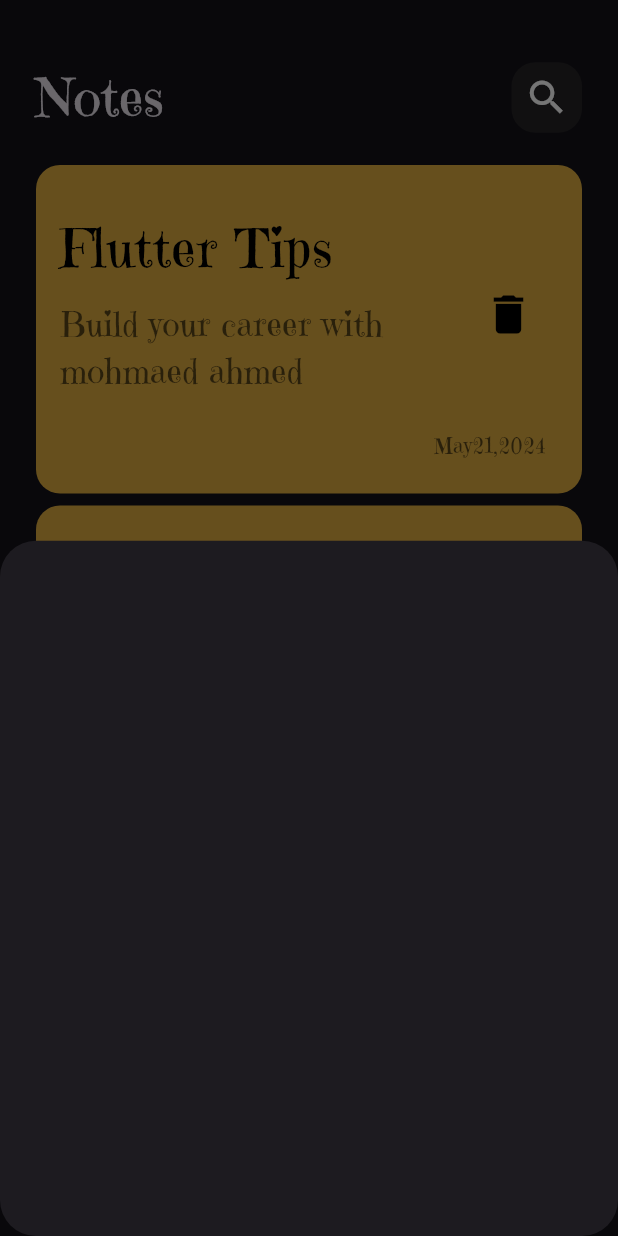
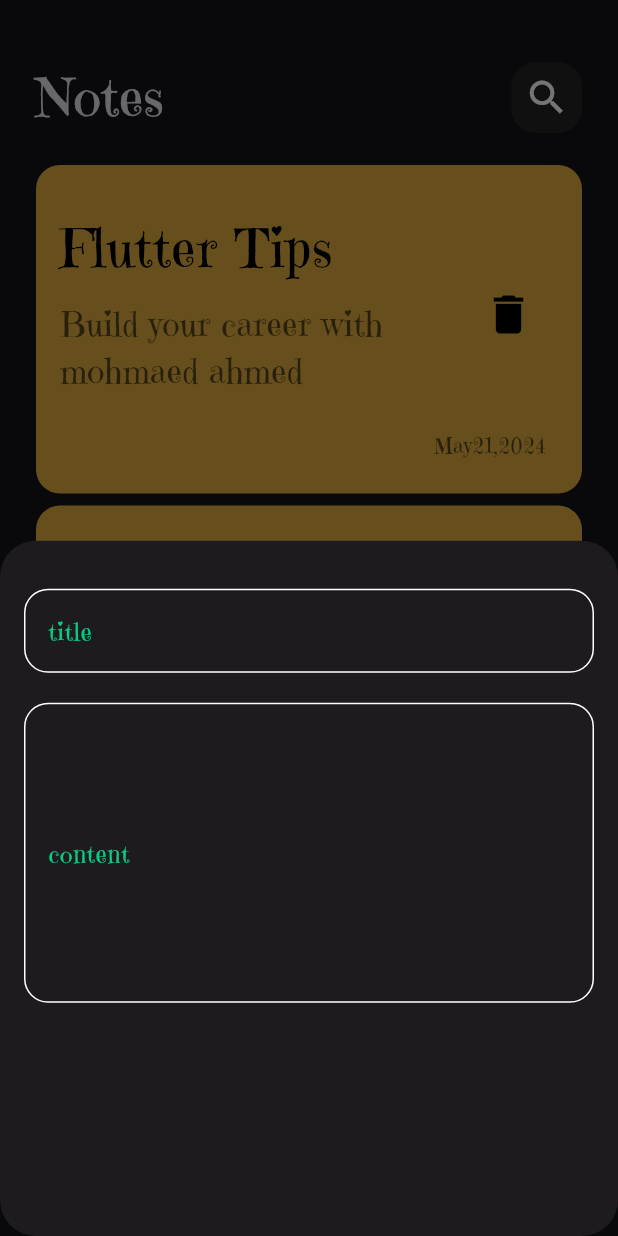
Before and after one commit to Mohamed20186/notes_app, a Flutter app: the screen it shows after launch, after a tap on the "add" icon, on a phone screen of 412 x 824 dp. Run offline on Flutter 3.47's test engine with Material 3 defaults, Android fonts, the phone set to English and light mode, and no system bars.

Commit message:
add field to  bottom sheet

```diff
--- /dev/null
+++ b/lib/constants.dart
@@ -0,0 +1,3 @@
+import 'package:flutter/material.dart';
+
+const Color kPrimaryColor = Color.fromARGB(255, 10, 201, 128);
--- a/lib/views/notes_view.dart
+++ b/lib/views/notes_view.dart
@@ -1,4 +1,5 @@
 import 'package:flutter/material.dart';
+import 'package:notes_app/constants.dart';
 import 'package:notes_app/views/widgets/add_note_bottom_sheet.dart';
 import 'package:notes_app/views/widgets/notes_view__body.dart';
 
@@ -9,7 +10,7 @@ class NotesView extends StatelessWidget {
   Widget build(BuildContext context) {
     return Scaffold(
       floatingActionButton: FloatingActionButton(
-        backgroundColor: Color.fromARGB(255, 30, 163, 18),
+        backgroundColor: kPrimaryColor,
         onPressed: () {
           showModalBottomSheet(
               shape: RoundedRectangleBorder(
--- a/lib/views/widgets/add_note_bottom_sheet.dart
+++ b/lib/views/widgets/add_note_bottom_sheet.dart
@@ -1,10 +1,32 @@
 import 'package:flutter/material.dart';
+import 'package:notes_app/views/widgets/custom_text_Field.dart';
 
 class AddNoteBottomSheet extends StatelessWidget {
   const AddNoteBottomSheet({super.key});
 
   @override
   Widget build(BuildContext context) {
-    return Container();
+    return const Padding(
+      padding: EdgeInsets.only(left: 16, right: 16),
+      child: Column(
+        children: [
+          SizedBox(
+            height: 32,
+          ),
+          CustomTextField(
+            label: 'title',
+            hint: 'Enter your title',
+          ),
+          SizedBox(
+            height: 20,
+          ),
+          CustomTextField(
+            label: 'content',
+            hint: '',
+            maxlines: 7,
+          ),
+        ],
+      ),
+    );
   }
 }
--- /dev/null
+++ b/lib/views/widgets/custom_text_Field.dart
@@ -0,0 +1,35 @@
+import 'package:flutter/material.dart';
+import 'package:notes_app/constants.dart';
+
+class CustomTextField extends StatelessWidget {
+  const CustomTextField(
+      {super.key, required this.hint, this.maxlines = 1, required this.label});
+  final String hint;
+  final String label;
+  final int maxlines;
+  @override
+  Widget build(BuildContext context) {
+    return TextField(
+      maxLines: maxlines,
+      cursorColor: kPrimaryColor,
+      decoration: InputDecoration(
+        hintText: hint,
+        labelText: label,
+        labelStyle: TextStyle(
+          color: kPrimaryColor,
+        ),
+        border: buildBorder(),
+        enabledBorder: buildBorder(),
+        focusedBorder: buildBorder(kPrimaryColor),
+      ),
+    );
+  }
+
+  OutlineInputBorder buildBorder([color]) {
+    return OutlineInputBorder(
+        borderRadius: BorderRadius.circular(16),
+        borderSide: BorderSide(
+          color: color ?? Colors.white,
+        ));
+  }
+}
```
